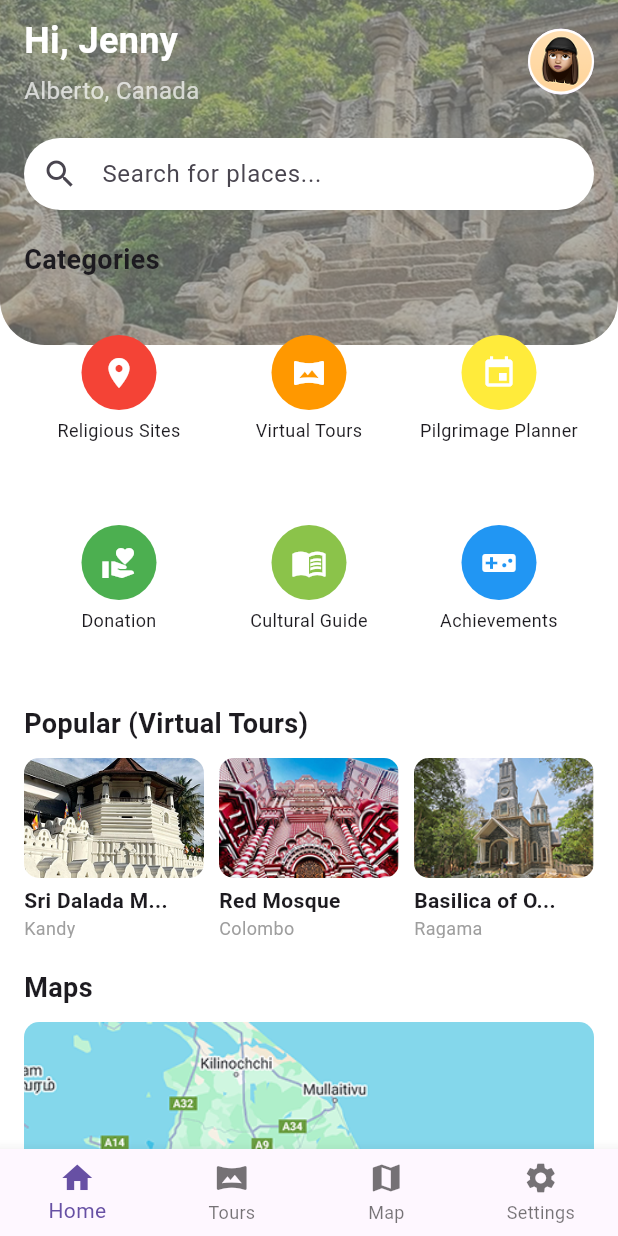
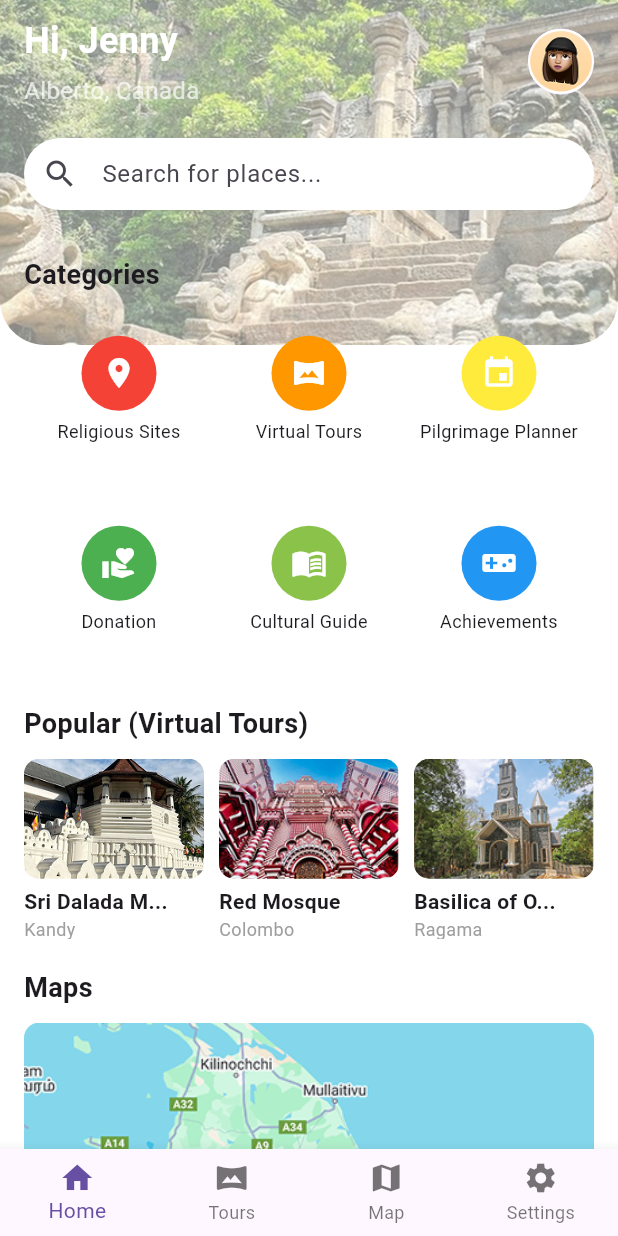
Before and after one commit to DaphneKodithuwakku/sriroute-frontend, a Flutter app: the screen it shows after launch, on a phone screen of 412 x 824 dp. Run offline on Flutter 3.47's test engine with Material 3 defaults, Android fonts, the phone set to English and light mode, and no system bars.

Commit message:
Fixed Alignment Errors

```diff
--- a/sri_route/lib/homescreen.dart
+++ b/sri_route/lib/homescreen.dart
@@ -39,7 +39,6 @@ class HomeScreen extends StatelessWidget {
             ),
             child: Container(
               decoration: BoxDecoration(
-                color: Colors.black.withOpacity(0.3), // Adjust transparency
                 borderRadius: BorderRadius.only(
                   bottomLeft: Radius.circular(30),
                   bottomRight: Radius.circular(30),
@@ -104,13 +103,13 @@ class HomeScreen extends StatelessWidget {
                     ),
                   ),
 
-                  SizedBox(height: 20), // Space before categories
+                  SizedBox(height: 30), // Space before categories
                   // Categories
                   Text(
                     'Categories',
                     style: TextStyle(fontSize: 18, fontWeight: FontWeight.bold),
                   ),
-                  SizedBox(height: 10),
+                  SizedBox(height: 0.5),
                   GridView.count(
                     shrinkWrap: true,
                     physics: NeverScrollableScrollPhysics(),
```
